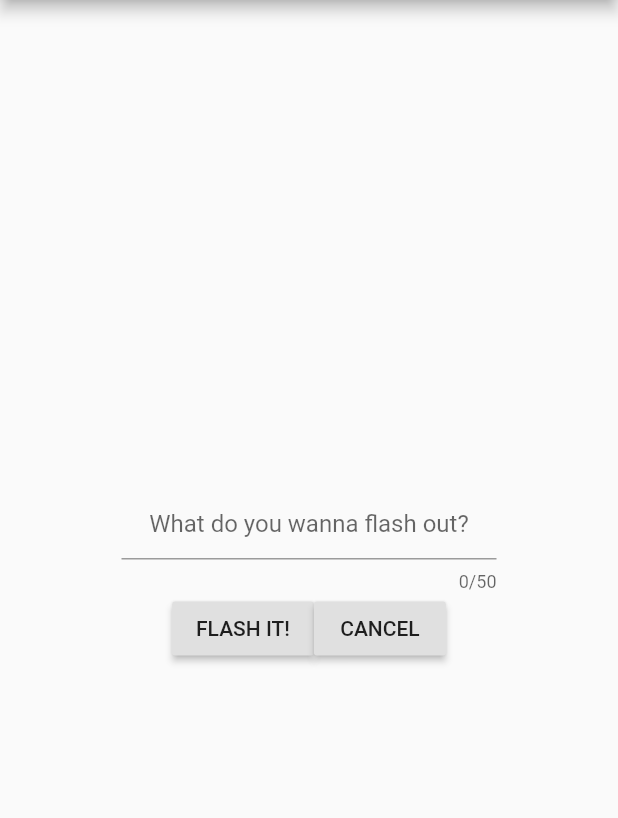
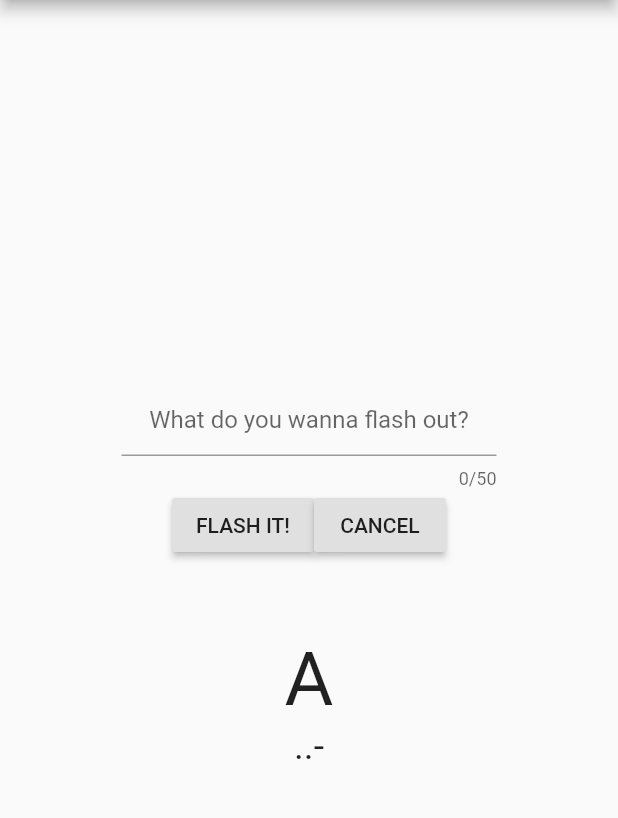
Before and after one commit to DominicHW/morse-code-app, a Flutter app: the screen it shows after launch, after a tap on "FLASH IT!", after a tap on "SOS", on a phone screen of 412 x 824 dp, the part 84-902 px from its top. Run offline on Flutter 3.47's test engine with Material 2 defaults, Android fonts, the light colour scheme and no system bars; our stand-ins replace fluttertoast; missing offline and left inert: torch.

Commit message:
Added unit to morse and sped up time of flashes

```diff
--- a/morselite/lib/main.dart
+++ b/morselite/lib/main.dart
@@ -36,6 +36,9 @@ class _MyHomePageState extends State<MyHomePage> {
 
   bool active = false;
   bool sosActive = false;
+
+  String currLetter = "A";
+  String currMorse = "..-";
 
   @override
   Widget build(BuildContext context) {
@@ -103,6 +106,26 @@ class _MyHomePageState extends State<MyHomePage> {
                 )
               ]
             ),
+
+            Container(
+              margin: EdgeInsets.only(top:50),
+              child: Column(
+                children: <Widget>[
+                  Text(
+                    currLetter,
+                    style: TextStyle(
+                      fontSize:50
+                    ),
+                  ),
+                  Text(
+                    currMorse,
+                    style: TextStyle(
+                      fontSize:25
+                    ),
+                  )
+                ]
+              )
+            )
           ],
         ),
       ),
--- a/morselite/lib/morse.dart
+++ b/morselite/lib/morse.dart
@@ -3,6 +3,7 @@ import 'package:torch/torch.dart';
 class Morse{
 
   static bool cancel = false;
+  static int unit = 300;
 
   //each char and equivalent morse code
   static Map<String, String> morseDict = {
@@ -78,21 +79,21 @@ class Morse{
         }
 
         if(val == "."){
-          Torch.flash(Duration(milliseconds: 500));
-          await Future.delayed(Duration(milliseconds: 500));
+          Torch.flash(Duration(milliseconds: unit));
+          await pause(unit);
         }
         else if (val == "-"){
-          Torch.flash(Duration(milliseconds: 1500));
-          await Future.delayed(Duration(milliseconds: 1500));
+          Torch.flash(Duration(milliseconds: 3 * unit));
+          await pause(3 * unit);
         }
         else if (val == "£"){
-          await Future.delayed(Duration(milliseconds: 1500));
+          await pause(3 * unit);
         }
         else if (val == " "){
-          await Future.delayed(Duration(milliseconds: 3000));
+          await pause(6 * unit);
         }
 
-        await Future.delayed(Duration(milliseconds: 500));
+        await pause(unit);
 
       }
     }
@@ -101,5 +102,10 @@ class Morse{
       cancel = true;
     }
 
+    static Future<int> pause(int millis) async{
+      await Future.delayed(Duration(milliseconds: millis));
+      return 1;
+    }
+
 
 }
```
